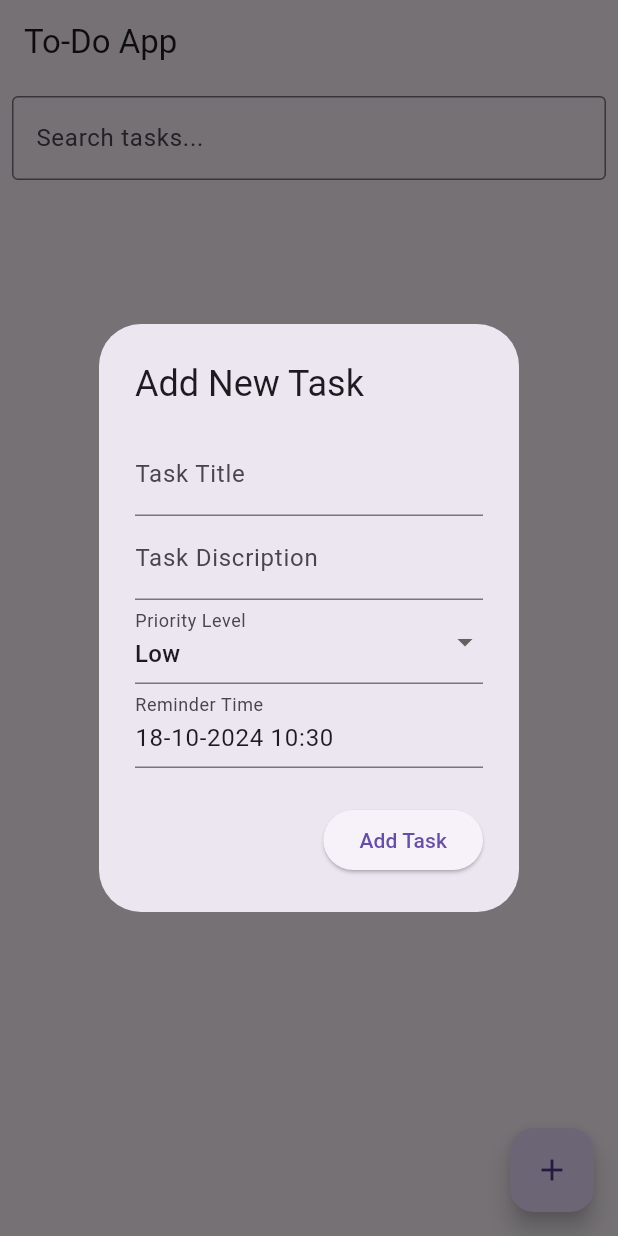
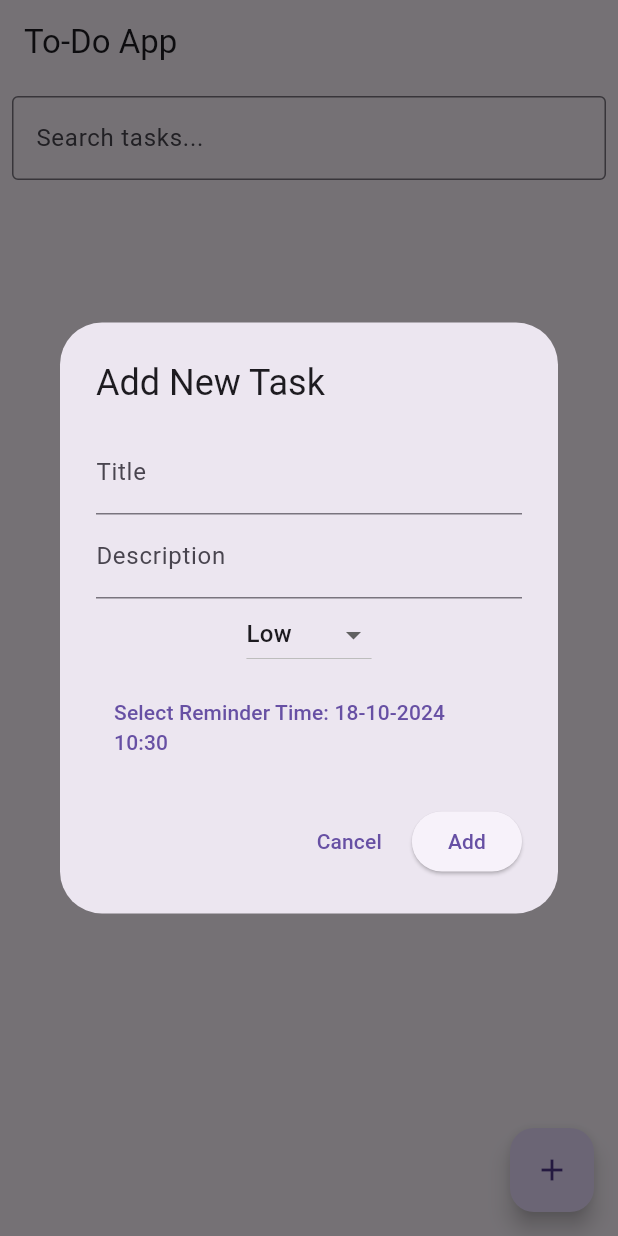
Before and after one commit to Mani092/TodoList-, a Flutter app: the screen it shows after launch, after a tap on the "add" icon, on a phone screen of 412 x 824 dp. Run offline on Flutter 3.47's test engine with Material 3 defaults, Android fonts, the phone set to English and light mode, and no system bars; our stand-ins replace flutter_local_notifications, get, shared_preferences, timezone.

Commit message:
saving user data ,minor changes

```diff
--- a/lib/controller/controller.dart
+++ b/lib/controller/controller.dart
@@ -1,7 +1,7 @@
-import 'dart:ffi';
+import 'dart:convert';
 
 import 'package:get/get.dart';
-
+import 'package:shared_preferences/shared_preferences.dart';
 import '../model/task.dart';
 
 class TodoController extends GetxController {
@@ -9,25 +9,35 @@ class TodoController extends GetxController {
   var tasks = <Task>[].obs;
   var isChecked = [].obs;
   var filteredTasks = <Task>[].obs;
-  var etasks = <Task>[].obs;
+  var isTasksLoaded = false.obs; // To track if tasks are loaded
 
+  @override
+  void onInit() {
+    super.onInit();
+    loadTasks(); // Load tasks when the controller is initialized
+  }
+
+  // Add item to task list
   void additem(Task title) {
     tasks.add(title);
     isChecked.add(false);
     sortTasks();
     filteredTasks.assignAll(tasks);
+    saveTasks(); // Save tasks to SharedPreferences
   }
+
+  // Toggle task completion status
   void toggleTaskCompletion(Task task) {
     task.isChecked.value = !task.isChecked.value;
+    saveTasks(); // Save task changes after toggling
   }
+
+  // Sort tasks by priority and reminder time
   void sortTasks() {
     tasks.sort((a, b) {
-
       int priorityComparison = b.priorityValue.compareTo(a.priorityValue);
-
-
       if (priorityComparison == 0) {
-        return a.reminderTime.value.compareTo(b.reminderTime.value);  // Compare reminder times in ascending order
+        return a.reminderTime.value.compareTo(b.reminderTime.value);
       } else {
         return priorityComparison;
       }
@@ -35,28 +45,31 @@ class TodoController extends GetxController {
     filterTasks('');
   }
 
+  // Delete item from task list
   void deleteitem(int index) {
     if (tasks.isNotEmpty && index >= 0 && index < tasks.length) {
       tasks.removeAt(index);
-    } else {
-      print("Invalid index or task list is empty");
     }
     filterTasks('');
+    saveTasks(); // Save changes after deletion
   }
 
+  // Count pending tasks
   int count2do() {
-    var checked = isChecked.where((item) => item == false).length;
-    return checked;
+    return isChecked.where((item) => item == false).length;
   }
 
+  // Edit an existing task
   void edititem(Task task, String newTitle, String newDescription, String newPriority, DateTime newReminderTime) {
     task.title.value = newTitle;
     task.description.value = newDescription;
     task.priority.value = newPriority;
     task.reminderTime.value = newReminderTime;
-    tasks.refresh();  // Refresh the task list
+    tasks.refresh();
+    saveTasks(); // Save task changes after editing
   }
 
+  // Filter tasks based on a query
   void filterTasks(String query) {
     if (query.isEmpty) {
       filteredTasks.assignAll(tasks);  // Show all tasks if query is empty
@@ -67,4 +80,24 @@ class TodoController extends GetxController {
       );
     }
   }
+
+  // Save tasks to SharedPreferences
+  Future<void> saveTasks() async {
+    final prefs = await SharedPreferences.getInstance();
+    List<String> taskList = tasks.map((task) => jsonEncode(task.toJson())).toList();
+    await prefs.setStringList('tasks', taskList);
+  }
+
+  // Load tasks from SharedPreferences
+  Future<void> loadTasks() async {
+    final prefs = await SharedPreferences.getInstance();
+    List<String>? taskList = prefs.getStringList('tasks');
+
+    if (taskList != null) {
+      tasks.assignAll(
+        taskList.map((taskJson) => Task.fromJson(jsonDecode(taskJson))).toList(),
+      );
+    }
+    isTasksLoaded.value = true; // Mark tasks as loaded
+  }
 }
--- a/lib/model/task.dart
+++ b/lib/model/task.dart
@@ -1,28 +1,55 @@
 import 'package:get/get.dart';
 import 'package:intl/intl.dart';
 
+import 'package:get/get.dart';
+
 class Task {
+  String id;
   RxString title;
   RxString description;
-  RxString priority;  // e.g., 'low', 'medium', 'high'
+  RxString priority;
   Rx<DateTime> reminderTime;
-  RxBool isChecked; // This should be RxBool
+  RxBool isChecked;
 
   Task({
+    required this.id,
     required String title,
     required String description,
     required String priority,
     required DateTime reminderTime,
-    bool isChecked = false,  // Default value for isChecked
+    bool isChecked = false,
   })  : title = title.obs,
         description = description.obs,
         priority = priority.obs,
         reminderTime = reminderTime.obs,
-        isChecked = RxBool(isChecked);
+        isChecked = isChecked.obs;
+
+  // Convert a Task object to a Map for JSON serialization
+  Map<String, dynamic> toJson() {
+    return {
+      'id': id,
+      'title': title.value, // Convert RxString to String
+      'description': description.value, // Convert RxString to String
+      'priority': priority.value, // Convert RxString to String
+      'reminderTime': reminderTime.value.toIso8601String(), // Convert DateTime to String
+      'isChecked': isChecked.value, // Convert RxBool to bool
+    };
+  }
+
+  // Create a Task object from a Map (JSON)
+  factory Task.fromJson(Map<String, dynamic> json) {
+    return Task(
+      id: json['id'],
+      title: json['title'],
+      description: json['description'],
+      priority: json['priority'],
+      reminderTime: DateTime.parse(json['reminderTime']),
+      isChecked: json['isChecked'],
+    );
+  }
 
   int get priorityValue {
-    // Access the .value of priority
-    switch (priority.value) {  // Corrected to access the value
+    switch (priority.value) {
       case 'High':
         return 3;
       case 'Medium':
@@ -34,6 +61,7 @@ class Task {
   }
 }
 
+
 String getFormattedDateTime(DateTime dateTime) {
   return DateFormat('dd-MM-yyyy HH:mm').format(dateTime);  // Format date
 }
--- a/lib/view/addtask.dart
+++ b/lib/view/addtask.dart
@@ -1,138 +1,115 @@
 import 'package:flutter/material.dart';
 import 'package:get/get.dart';
-import 'package:get/get_core/src/get_main.dart';
-import 'package:todoapp/controller/controller.dart';
-import 'package:todoapp/model/notification.dart';
+import 'package:intl/intl.dart';
+import '../controller/controller.dart';
+import '../model/task.dart';
 
-import '../model/task.dart';
 class AddTaskDialog extends StatefulWidget {
   @override
   _AddTaskDialogState createState() => _AddTaskDialogState();
 }
 
 class _AddTaskDialogState extends State<AddTaskDialog> {
-  final _formKey = GlobalKey<FormState>();
-  String _title = '';
-  String _disc='';
-  String _priority = 'Low';
-  DateTime _reminderTime = DateTime.now();
+  final TodoController taskController = Get.find();
 
-  final TodoController taskController = Get.find();  // Get the TodoController instance
+  final TextEditingController titleController = TextEditingController();
+  final TextEditingController descriptionController = TextEditingController();
+  String selectedPriority = 'Low';
+  DateTime selectedReminderTime = DateTime.now();
+
   @override
   Widget build(BuildContext context) {
     return AlertDialog(
       title: Text('Add New Task'),
-      content: Form(
-        key: _formKey,
+      content: SingleChildScrollView(
         child: Column(
-          mainAxisSize: MainAxisSize.min,
           children: [
-            TextFormField(
-              decoration: InputDecoration(labelText: 'Task Title'),
-              onChanged: (value) {
-                _title = value ?? '';
-              },
-              validator: (value) {
-                if (value == null || value.isEmpty) {
-                  return 'Please enter a title';
-                }
-                return null;
+            // Title Text Field
+            TextField(
+              controller: titleController,
+              decoration: InputDecoration(
+                labelText: 'Title',
+              ),
+            ),
+            // Description Text Field
+            TextField(
+              controller: descriptionController,
+              decoration: InputDecoration(
+                labelText: 'Description',
+              ),
+            ),
+            // Dropdown for Priority
+            DropdownButton<String>(
+              value: selectedPriority,
+              items: ['Low', 'Medium', 'High'].map((String value) {
+                return DropdownMenuItem<String>(
+                  value: value,
+                  child: Text(value),
+                );
+              }).toList(),
+              onChanged: (String? newValue) {
+                setState(() {
+                  selectedPriority = newValue!;
+                });
               },
             ),
-            TextFormField(
-              decoration: InputDecoration(labelText: 'Task Discription'),
-              onChanged: (value) {
-                _disc = value ?? '';
-              },
-              validator: (value) {
-                if (value == null || value.isEmpty) {
-                  return 'Please enter a discription';
-                }
-                return null;
-              },
-            ),
-            DropdownButtonFormField(
-              decoration: InputDecoration(labelText: 'Priority Level'),
-              value: _priority,
-              onChanged: (value) {
-                setState(() {
-                  _priority = value!;
-                });
-              },
-              items: ['Low', 'Medium', 'High'].map((String priority) {
-                return DropdownMenuItem(
-                  value: priority,
-                  child: Text(priority),
-                );
-              }).toList(),
-            ),
-            TextFormField(
-              decoration: InputDecoration(labelText: 'Reminder Time'),
-              onTap: () async {
-                DateTime? picked = await showDatePicker(
+            SizedBox(height: 10),
+            // Select Reminder Date
+            TextButton(
+              onPressed: () async {
+                DateTime? pickedDate = await showDatePicker(
                   context: context,
-                  initialDate: DateTime.now(),
-                  firstDate: DateTime(2020),
+                  initialDate: selectedReminderTime,
+                  firstDate: DateTime.now(),
                   lastDate: DateTime(2100),
                 );
-                if (picked != null) {
-                  TimeOfDay? time = await showTimePicker(
+                if (pickedDate != null) {
+                  TimeOfDay? pickedTime = await showTimePicker(
                     context: context,
-                    initialTime: TimeOfDay.fromDateTime(_reminderTime),
+                    initialTime: TimeOfDay.fromDateTime(selectedReminderTime),
                   );
-                  if (time != null) {
+                  if (pickedTime != null) {
                     setState(() {
-                      // Update _reminderTime with both date and time
-                      _reminderTime = DateTime(
-                        picked.year,
-                        picked.month,
-                        picked.day,
-                        time.hour,
-                        time.minute,
+                      selectedReminderTime = DateTime(
+                        pickedDate.year,
+                        pickedDate.month,
+                        pickedDate.day,
+                        pickedTime.hour,
+                        pickedTime.minute,
                       );
                     });
                   }
                 }
               },
-              readOnly: true,
-              controller: TextEditingController(text: getFormattedDateTime(_reminderTime)),
+              child: Text(
+                'Select Reminder Time: ${DateFormat('dd-MM-yyyy HH:mm').format(selectedReminderTime)}',
+              ),
             ),
           ],
         ),
       ),
       actions: [
+        TextButton(
+          onPressed: () {
+            Navigator.pop(context);  // Close the dialog
+          },
+          child: Text('Cancel'),
+        ),
         ElevatedButton(
           onPressed: () {
-            if (_formKey.currentState!.validate()) {
-              _formKey.currentState!.save();
-              Task newTask = Task(
-                title: _title,
-                priority: _priority,
-                description: _disc,
-                reminderTime: _reminderTime,
-              );
-              taskController.additem(newTask);
-              if(newTask.isChecked!=true){
-                DateTime scheduled=_reminderTime;
-                DateTime lsrem=scheduled.subtract(Duration(minutes: 30));
-                NotificationService.scheduleNotification(
-                  0,
-                  'The ${_title} will expire in 30 mins',
-                  _disc,
-                  lsrem,
-                );
-                NotificationService.scheduleNotification(
-                  0,
-                  'The ${_title}has expired',
-                  _disc,
-                  scheduled,
-                );
-              }
-
-              Get.back();  // Close the dialog
-            }
+            // Add the new task to the task list
+            Task newTask = Task(
+              id: DateTime.now().millisecondsSinceEpoch.toString(),
+              title: titleController.text,
+              description: descriptionController.text,
+              priority: selectedPriority,
+              reminderTime: selectedReminderTime,
+            );
+            taskController.additem(newTask);  // Add new task
+            taskController.saveTasks();  // Save tasks to SharedPreferences
+            Navigator.pop(context);  // Close the dialog
           },
-          child: Text('Add Task'),
+          child: Text('Add'),
         ),
       ],
     );
--- a/lib/view/todo.dart
+++ b/lib/view/todo.dart
@@ -38,6 +38,9 @@ class _TodoState extends State<Todo> {
           ),
           Expanded(
             child: Obx(() {
+              if (!taskController.isTasksLoaded.value) {
+                return Center(child: CircularProgressIndicator());  // Show loading indicator while tasks load
+              } else{
                 return ListView.builder(
                   itemCount: taskController.filteredTasks.length,
                   itemBuilder: (context, index) {
@@ -81,6 +84,8 @@ class _TodoState extends State<Todo> {
                     );
                   },
                 );
+              }
+
             }),
           ),
         ],
--- a/pubspec.yaml
+++ b/pubspec.yaml
@@ -38,6 +38,7 @@ dependencies:
   get: ^4.6.6
   intl: ^0.19.0
   flutter_local_notifications: ^17.2.3
+  shared_preferences: ^2.3.2
 
 dev_dependencies:
   flutter_test:
```
Also changed, not shown: lib/view/edittask.dart (+8 -14 lines), pubspec.lock, 1 other file. Lines whose indentation alone changed are shown as unchanged.
